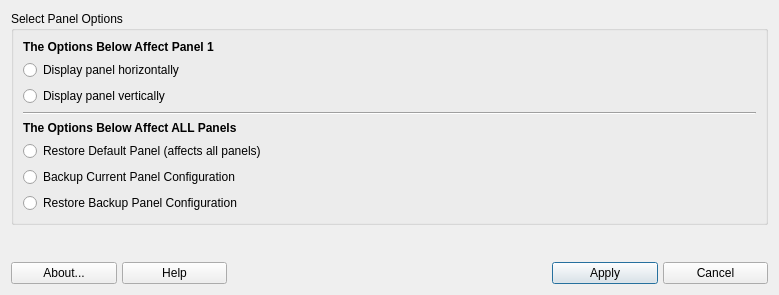
First picture: the form in mxpanelorientation.ui, repository AdrianTM/mx-panel-orientation, before the edit.
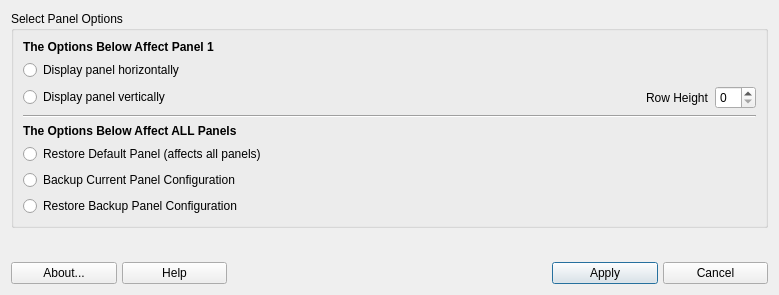
Second picture: the form after the edit. Icons and pictures are not drawn.

Commit message: additional features, backup and row height

Diff of the .ui file:
```diff
--- a/mxpanelorientation.ui
+++ b/mxpanelorientation.ui
@@ -210,17 +210,17 @@
       <string>Select Panel Options</string>
      </property>
      <layout class="QGridLayout" name="gridLayout_2">
-      <item row="7" column="0">
-       <widget class="QRadioButton" name="radioRestoreBackup">
+      <item row="0" column="0" colspan="2">
+       <widget class="QLabel" name="label_2">
         <property name="text">
-         <string>Restore Backup Panel Configuration</string>
+         <string>&lt;html&gt;&lt;head/&gt;&lt;body&gt;&lt;p&gt;&lt;span style=&quot; font-weight:600;&quot;&gt;The Options Below Affect Panel 1&lt;/span&gt;&lt;/p&gt;&lt;/body&gt;&lt;/html&gt;</string>
         </property>
        </widget>
       </item>
-      <item row="4" column="0">
-       <widget class="QLabel" name="label">
+      <item row="1" column="0">
+       <widget class="QRadioButton" name="radioHorizontalPanel">
         <property name="text">
-         <string>&lt;html&gt;&lt;head/&gt;&lt;body&gt;&lt;p&gt;&lt;span style=&quot; font-weight:600;&quot;&gt;The Options Below Affect ALL Panels&lt;/span&gt;&lt;/p&gt;&lt;/body&gt;&lt;/html&gt;</string>
+         <string>Display panel horizontally</string>
         </property>
        </widget>
       </item>
@@ -231,38 +231,65 @@
         </property>
        </widget>
       </item>
-      <item row="5" column="0">
+      <item row="2" column="1">
+       <spacer name="horizontalSpacer">
+        <property name="orientation">
+         <enum>Qt::Horizontal</enum>
+        </property>
+        <property name="sizeHint" stdset="0">
+         <size>
+          <width>420</width>
+          <height>20</height>
+         </size>
+        </property>
+       </spacer>
+      </item>
+      <item row="2" column="2">
+       <layout class="QHBoxLayout" name="horizontalLayout">
+        <item>
+         <widget class="QLabel" name="label_3">
+          <property name="text">
+           <string>Row Height</string>
+          </property>
+         </widget>
+        </item>
+        <item>
+         <widget class="QSpinBox" name="spinRowHeight"/>
+        </item>
+       </layout>
+      </item>
+      <item row="3" column="0" colspan="3">
+       <widget class="Line" name="line">
+        <property name="orientation">
+         <enum>Qt::Horizontal</enum>
+        </property>
+       </widget>
+      </item>
+      <item row="4" column="0" colspan="2">
+       <widget class="QLabel" name="label">
+        <property name="text">
+         <string>&lt;html&gt;&lt;head/&gt;&lt;body&gt;&lt;p&gt;&lt;span style=&quot; font-weight:600;&quot;&gt;The Options Below Affect ALL Panels&lt;/span&gt;&lt;/p&gt;&lt;/body&gt;&lt;/html&gt;</string>
+        </property>
+       </widget>
+      </item>
+      <item row="5" column="0" colspan="2">
        <widget class="QRadioButton" name="radioDefaultPanel">
         <property name="text">
          <string>Restore Default Panel (affects all panels)</string>
         </property>
        </widget>
       </item>
-      <item row="1" column="0">
-       <widget class="QRadioButton" name="radioHorizontalPanel">
-        <property name="text">
-         <string>Display panel horizontally</string>
-        </property>
-       </widget>
-      </item>
-      <item row="3" column="0" colspan="2">
-       <widget class="Line" name="line">
-        <property name="orientation">
-         <enum>Qt::Horizontal</enum>
-        </property>
-       </widget>
-      </item>
-      <item row="6" column="0">
+      <item row="6" column="0" colspan="2">
        <widget class="QRadioButton" name="radioBackupPanel">
         <property name="text">
          <string>Backup Current Panel Configuration</string>
         </property>
        </widget>
       </item>
-      <item row="0" column="0">
-       <widget class="QLabel" name="label_2">
+      <item row="7" column="0" colspan="2">
+       <widget class="QRadioButton" name="radioRestoreBackup">
         <property name="text">
-         <string>&lt;html&gt;&lt;head/&gt;&lt;body&gt;&lt;p&gt;&lt;span style=&quot; font-weight:600;&quot;&gt;The Options Below Affect Panel 1&lt;/span&gt;&lt;/p&gt;&lt;/body&gt;&lt;/html&gt;</string>
+         <string>Restore Backup Panel Configuration</string>
         </property>
        </widget>
       </item>
```
The commit also changes 3 other files.
